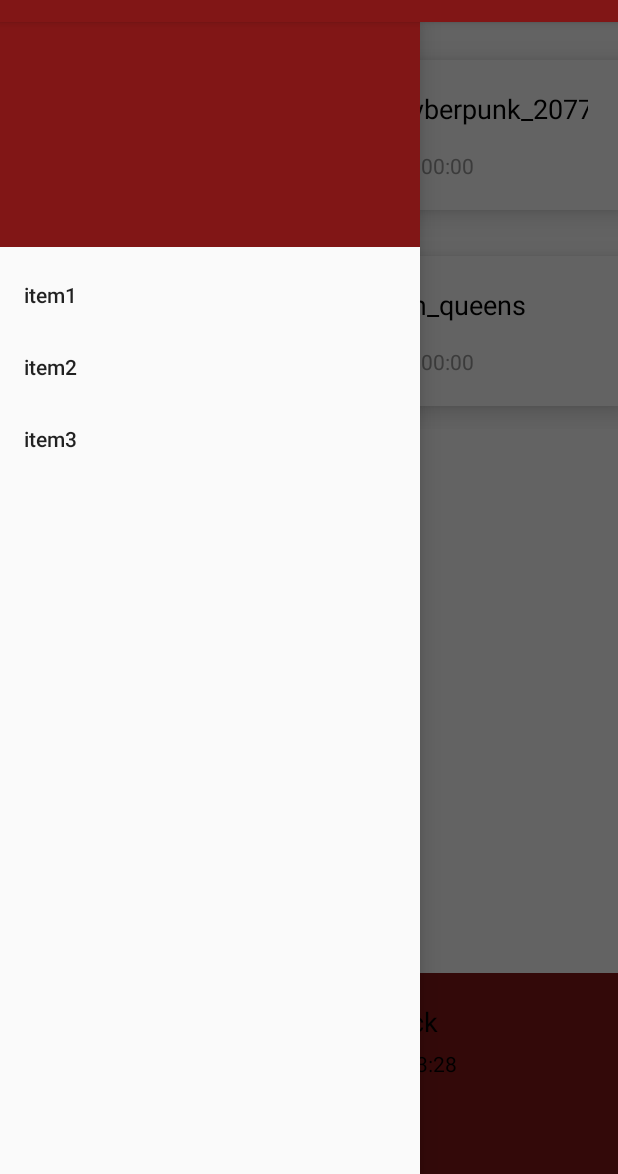
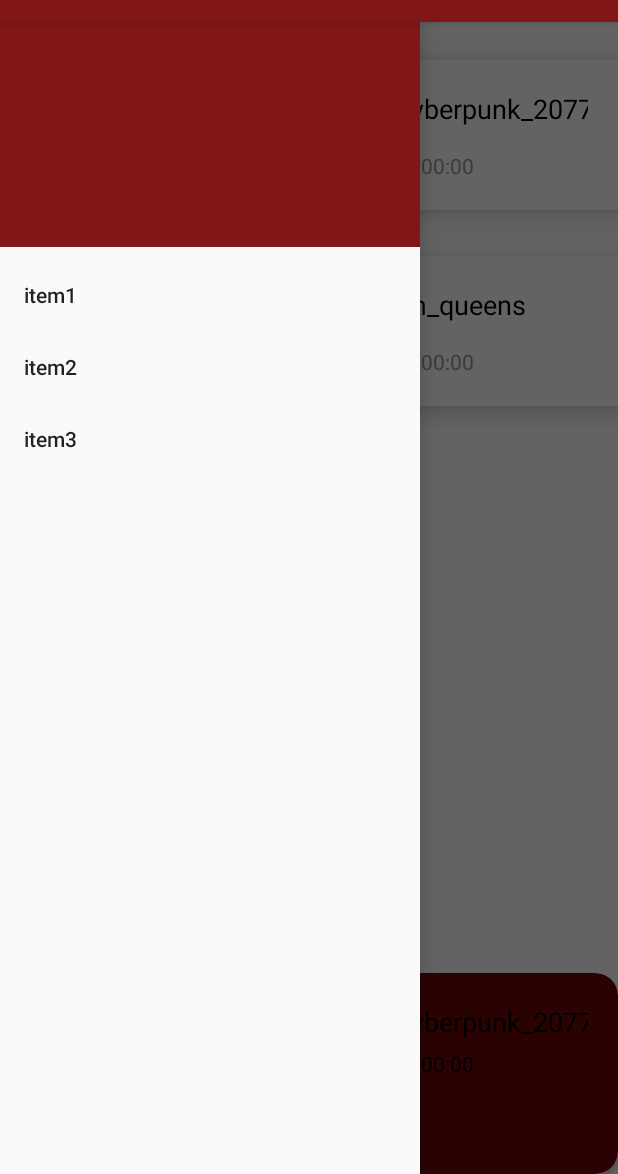
Before and after one commit to BruhChampus/AudioPlayer, an Android app: the screen it shows after launch (MainActivity), in the side drawer, after a tap on "item2", on a phone screen of 412 x 824 dp, the part 62-1236 px from its top. Run offline under Robolectric (Android 15) with nearby library versions, the phone set to English and light mode, and no system bars.

Commit message:
SecondCommit

```diff
--- a/app/src/main/java/com/example/mediaplayer/TestConstants.kt
+++ b/app/src/main/java/com/example/mediaplayer/TestConstants.kt
@@ -3,14 +3,6 @@ package com.example.mediaplayer
 import com.example.mediaplayer.model.AudioFile
 
 object TestConstants {
-    fun getAudio(): ArrayList<AudioFile>{
-        val audioList = ArrayList<AudioFile>()
-
-
-
-
-
-        return audioList
-    }
+    val audioList = ArrayList<AudioFile>()
 
 }
--- a/app/src/main/java/com/example/mediaplayer/activities/MainActivity.kt
+++ b/app/src/main/java/com/example/mediaplayer/activities/MainActivity.kt
@@ -12,6 +12,7 @@ import androidx.recyclerview.widget.LinearLayoutManager
 import com.example.mediaplayer.AudioClickListener
 import com.example.mediaplayer.AudioFilesAdapter
 import com.example.mediaplayer.R
+import com.example.mediaplayer.TestConstants
 import com.example.mediaplayer.databinding.ActivityMainBinding
 import com.example.mediaplayer.databinding.FragmentMusicPlayerPanelBinding
 import com.example.mediaplayer.fragments.MusicPlayerFragmentPanel
@@ -21,6 +22,7 @@ import com.google.android.material.snackbar.Snackbar
 class MainActivity : AppCompatActivity(), AudioClickListener {
     private lateinit var binding: ActivityMainBinding
     private lateinit var toggle: ActionBarDrawerToggle
+    val audioList = TestConstants.audioList
     override fun onCreate(savedInstanceState: Bundle?) {
         super.onCreate(savedInstanceState)
         binding = ActivityMainBinding.inflate(layoutInflater)
@@ -37,7 +39,7 @@ class MainActivity : AppCompatActivity(), AudioClickListener {
             }
             true
         }
-        val audioList = ArrayList<AudioFile>()
+
         addSong(R.raw.health_major_crimes_cyberpunk_2077, audioList)
         addSong(R.raw.omori_underwater_prom_queens, audioList)
         setupListOfAudioIntoRecyclerView(audioList)
@@ -59,7 +61,7 @@ class MainActivity : AppCompatActivity(), AudioClickListener {
 
             val durationString = duration?.let { calculateMinutes(it.toInt()) }
             val resourceName = resources.getResourceEntryName(resId)
-            val audio = AudioFile(title ?: resourceName, durationString ?: "00:00", author ?: "Various artists")
+            val audio = AudioFile(title ?: resourceName, durationString ?: "00:00", author ?: "Various artists", resId)
 
             audioList.add(audio)
         } else {
@@ -73,7 +75,8 @@ class MainActivity : AppCompatActivity(), AudioClickListener {
         val durationMinutes = duration.toFloat() / 60_000
         val minutesInt = durationMinutes.toInt()
         val minutesRemnant = ((durationMinutes - minutesInt) * 60).toInt()
-        return "$minutesInt:$minutesRemnant"
+        val result = String.format("%02d:%02d", minutesInt, minutesRemnant)
+        return result
     }
 
     private fun setupListOfAudioIntoRecyclerView(
@@ -106,7 +109,7 @@ class MainActivity : AppCompatActivity(), AudioClickListener {
     }
 
     override fun onClick(audio: AudioFile) {
-        val fragment = MusicPlayerFragmentPanel.newInstance("2","24")
+        val fragment = MusicPlayerFragmentPanel.newInstance(audioList.indexOf(audio))
        supportFragmentManager.beginTransaction().apply {
           replace(R.id.fl_bottom_sheet, fragment).commit()
        }
--- a/app/src/main/java/com/example/mediaplayer/fragments/MusicPlayerFragmentPanel.kt
+++ b/app/src/main/java/com/example/mediaplayer/fragments/MusicPlayerFragmentPanel.kt
@@ -8,24 +8,26 @@ import android.view.View
 import android.view.ViewGroup
 import android.view.animation.AnimationUtils
 import com.example.mediaplayer.R
+import com.example.mediaplayer.TestConstants
+import com.example.mediaplayer.activities.MainActivity
 import com.example.mediaplayer.databinding.FragmentMusicPlayerPanelBinding
 
 
-private const val ARG_PARAM1 = "param1"
-private const val ARG_PARAM2 = "param2"
+private const val AUDIO_ID = "audio_id"
 
 
 class MusicPlayerFragmentPanel : Fragment() {
 
-    private lateinit var binding:FragmentMusicPlayerPanelBinding
-    private var param1: String? = null
-    private var param2: String? = null
+    private lateinit var binding: FragmentMusicPlayerPanelBinding
+    private var audioId: Int = 0
+    private lateinit var mediaPlayer:MediaPlayer
+
 
     override fun onCreate(savedInstanceState: Bundle?) {
         super.onCreate(savedInstanceState)
         arguments?.let {
-            param1 = it.getString(ARG_PARAM1)
-            param2 = it.getString(ARG_PARAM2)
+            audioId = it.getInt(AUDIO_ID)
+
         }
     }
 
@@ -35,27 +37,37 @@ class MusicPlayerFragmentPanel : Fragment() {
     ): View {
 
         binding = FragmentMusicPlayerPanelBinding.inflate(layoutInflater)
+        binding.tvControlPanelSongTitle.text = TestConstants.audioList[audioId].name
+        binding.tvControlPanelSongAuthor.text = TestConstants.audioList[audioId].author
+        binding.tvControlPanelSongDuration.text = TestConstants.audioList[audioId].duration
         // Inflate the layout for this fragment
 
-//        val mediaPlayer = MediaPlayer.create(requireContext(), R.raw.health_major_crimes_cyberpunk2077)
-//        val animation = AnimationUtils.loadAnimation(requireContext(), R.anim.text_rolling)
-//
-//        binding.ibPlay.setOnClickListener {
-//            mediaPlayer.start()
-//            binding.ibPlay.visibility = View.GONE
-//            binding.ibPause.visibility = View.VISIBLE
-//            binding.tvControlPanelSongTitle.startAnimation(animation)
-//        }
-//        binding.ibPause.setOnClickListener {
-//            mediaPlayer.pause()
-//            binding.ibPlay.visibility = View.VISIBLE
-//            binding.ibPause.visibility = View.GONE
-//        }
+        mediaPlayer = MediaPlayer.create(requireContext(), TestConstants.audioList[audioId].resId)
+        val animation = AnimationUtils.loadAnimation(requireContext(), R.anim.text_rolling)
+
+        mediaPlayer.start()
+        binding.ibPlay.visibility = View.GONE
+        binding.ibPause.visibility = View.VISIBLE
+        binding.tvControlPanelSongTitle.startAnimation(animation)
+
+        binding.ibPlay.setOnClickListener {
+            mediaPlayer.start()
+            binding.ibPlay.visibility = View.GONE
+            binding.ibPause.visibility = View.VISIBLE
+            binding.tvControlPanelSongTitle.startAnimation(animation)
+        }
+        binding.ibPause.setOnClickListener {
+            mediaPlayer.pause()
+            animation.cancel()
+            binding.ibPlay.visibility = View.VISIBLE
+            binding.ibPause.visibility = View.GONE
+        }
 
         return binding.root
     }
 
     override fun onDestroy() {
+        mediaPlayer.release()
         super.onDestroy()
     }
 
@@ -63,11 +75,10 @@ class MusicPlayerFragmentPanel : Fragment() {
     companion object {
 
         @JvmStatic
-        fun newInstance(param1: String, param2: String) =
+        fun newInstance(audioId: Int) =
             MusicPlayerFragmentPanel().apply {
                 arguments = Bundle().apply {
-                    putString(ARG_PARAM1, param1)
-                    putString(ARG_PARAM2, param2)
+                    putInt(AUDIO_ID, audioId)
                 }
             }
     }
--- a/app/src/main/java/com/example/mediaplayer/model/AudioFile.kt
+++ b/app/src/main/java/com/example/mediaplayer/model/AudioFile.kt
@@ -1,3 +1,3 @@
 package com.example.mediaplayer.model
 
-data class AudioFile(val name: String, val duration: String, val author: String)
+data class AudioFile(val name: String, val duration: String, val author: String, val resId:Int)
--- a/app/src/main/res/layout/fragment_music_player_panel.xml
+++ b/app/src/main/res/layout/fragment_music_player_panel.xml
@@ -1,13 +1,20 @@
 <?xml version="1.0" encoding="utf-8"?>
-<androidx.constraintlayout.widget.ConstraintLayout xmlns:android="http://schemas.android.com/apk/res/android"
+<androidx.cardview.widget.CardView xmlns:android="http://schemas.android.com/apk/res/android"
     xmlns:app="http://schemas.android.com/apk/res-auto"
     xmlns:tools="http://schemas.android.com/tools"
-    android:id="@+id/cl_song_control_panel"
+    android:id="@+id/cv_song_control_panel"
     android:layout_width="match_parent"
     android:layout_height="wrap_content"
-    android:background="@color/crimson"
+    app:cardBackgroundColor="@color/crimson_dark"
+    app:cardCornerRadius="15dp"
     tools:context=".fragments.MusicPlayerFragmentPanel">
 
+
+    <androidx.constraintlayout.widget.ConstraintLayout
+        android:layout_width="match_parent"
+        android:layout_height="match_parent"
+        android:id="@+id/cl_song_control_panel"
+        >
 
         <ImageView
             android:id="@+id/iv_control_panel_song_cover"
@@ -79,18 +86,17 @@
                 android:id="@+id/ib_previous_skip"
                 android:layout_width="match_parent"
                 android:layout_height="wrap_content"
+                android:backgroundTint="@color/white_second"
                 android:src="@drawable/ic_skip_previous"
-            app:tint="@color/black"
-            android:backgroundTint="@color/white_second"
-            />
+                app:tint="@color/black" />
 
             <ImageButton
                 android:id="@+id/ib_play"
                 android:layout_width="wrap_content"
                 android:layout_height="wrap_content"
+                android:backgroundTint="@color/white_second"
                 android:src="@drawable/ic_play"
                 android:visibility="visible"
-            android:backgroundTint="@color/white_second"
                 app:tint="@color/black" />
 
 
@@ -106,10 +112,10 @@
                 android:id="@+id/ib_next_skip"
                 android:layout_width="wrap_content"
                 android:layout_height="wrap_content"
+                android:backgroundTint="@color/white_second"
                 android:src="@drawable/ic_skip_next"
-            android:backgroundTint="@color/white_second"
                 app:tint="@color/black" />
         </LinearLayout>
 
-
     </androidx.constraintlayout.widget.ConstraintLayout>
+</androidx.cardview.widget.CardView>
--- a/app/src/main/res/values/colors.xml
+++ b/app/src/main/res/values/colors.xml
@@ -14,6 +14,6 @@
     <color name="light_gray">#D9D9D9</color>
     <color name="gray">#959595</color>
     <color name="crimson">#811616</color>
-    <color name="crimson_dark">#701313</color>
-    <color name="crimson_gray">#632D2D</color>
+    <color name="crimson_dark">#6C0606</color>
+
 </resources>
```
Lines whose indentation alone changed are shown as unchanged.
